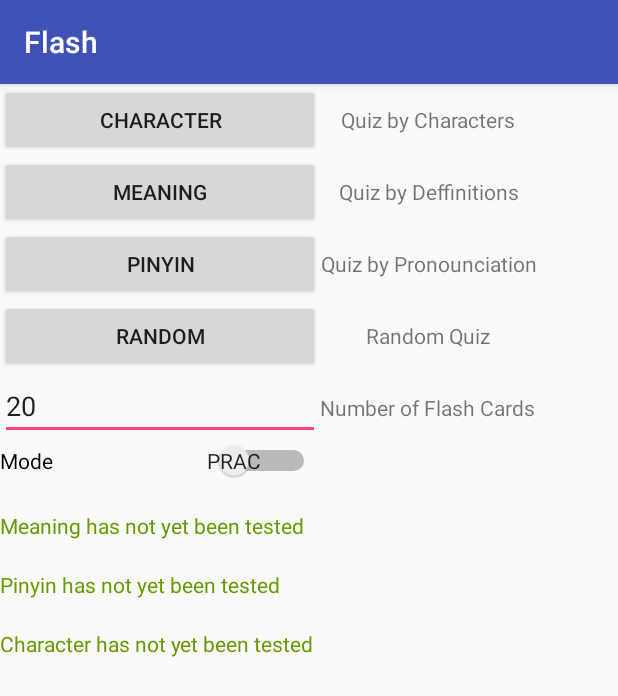
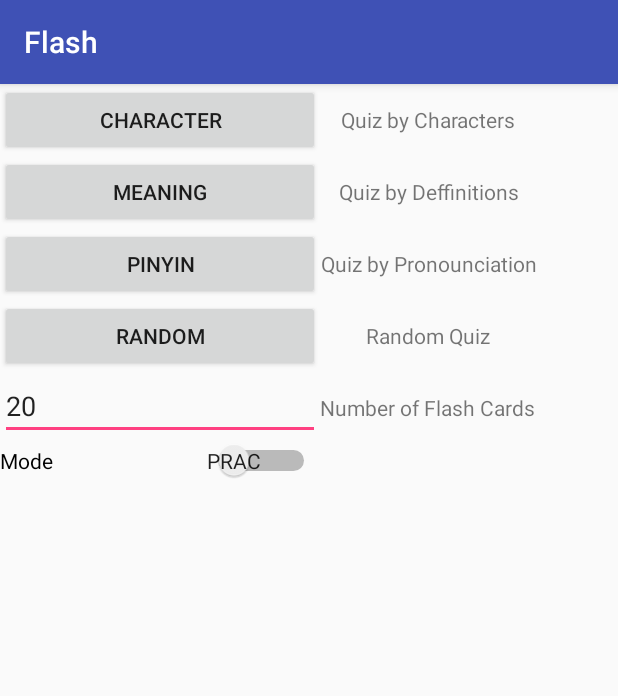
Before and after one commit to DarrenFahy/Flash, an Android app: the screen it shows after launch (MainActivity), on a phone screen of 412 x 824 dp. Shown: the top 696 px of the screen. Run offline under Robolectric (Android 15) with nearby library versions, the phone set to English and light mode, and no system bars.

Commit message:
More cosmetic changes

```diff
--- a/app/src/main/java/cosc150/flash/MainActivity.java
+++ b/app/src/main/java/cosc150/flash/MainActivity.java
@@ -18,39 +18,39 @@ import java.util.Arrays;
 import java.util.List;
 import java.util.Vector;
 
-/*
-*   What we still need to do:
-*
-*       If statement before loading files--if the disk file is there, load cards and results from file
-*       Else, load from web
-*
-*
-*       Should we mess with random quiz? Right now it is the same as pinyin?
-*
-*       Remove from dictionary button on the card is in a weird spot. I'm done messing with it
-*       Created a flag for not testing at the top of the quiz function
-*
-*       Add more functions for onPause, onDestroy, onQuit...
-*
-*/
 
 public class MainActivity extends AppCompatActivity
 {
     public static final String EXTRA_MESSAGE = "com.example.myfirstapp.MESSAGE";
-    public static String dictionaryFileName = "flashcardresults.txt";
+    public static String dictionaryFileName = "flashcardresult1.txt";
     public static File file = new File(dictionaryFileName);
     static Vector<FlashCard> set = new Vector<FlashCard>();
     public static long beginTime;
     public static long endTime;
+    public static boolean newGame=true;
 
 
     @Override
     protected void onCreate(Bundle savedInstanceState)
     {
+        System.out.println("In on create--------------");
         super.onCreate(savedInstanceState);
         setContentView(R.layout.activity_main);
+        if (newGame == true)
+        {
             setTimers();
             loadCards();
+        }
+    }
+
+
+
+    @Override
+    public void onResume()
+    {
+        super.onResume();
+        //do nothing for now..
+        System.out.println("In on resume and not onCreate!!!!________------");
     }
 
     public void setTimers()
@@ -63,6 +63,7 @@ public class MainActivity extends AppCompatActivity
 
         TextView lastMeaning = (TextView) findViewById(R.id.lastMeaningTV);
 
+        //I made these textboxes invisible because they were showing the incorrect time sometimes
         if (FlashCard.lastMeaningDate == 0)
             lastMeaning.setText("Meaning has not yet been tested");
         else
@@ -81,31 +82,32 @@ public class MainActivity extends AppCompatActivity
         else
             lastChar.setText("Last Character quiz was " + (timeSinceChar/1000) + " minutes ago");
 
-    }
+    }//end setTimers
 
-
-    public void loadCards() {
-        try {
-            FileInputStream fis = openFileInput(MainActivity.dictionaryFileName);
-            if (fis.getFD() != null)
+    //We had a tough time with the loadCards functions. It got the cards from the website
+    //but was unable to upload them from a file
+    public void loadCards()
     {
-                //FileInputStream fis = openFileInput(MainActivity.dictionaryFileName);
-                ObjectInputStream ois = new ObjectInputStream(fis);
-                //if(!openFileInput(MainActivity.dictionaryFileName).equals(null))
-                System.out.println("PPPPPPPPPPPPPPPPPPPPPPPPPPPPPPPPPPPPPPPPPPPPPPPPPPPPPPPP----");
-
-                while (ois.readObject() != null) {
-                    System.out.println("EEEEEEEEEEEEEEEEEEEEEEEEEEEEEEEEEEEEEEEEEEEEEEEEEEEE----");
-
-                    FlashCard test = (FlashCard) ois.readObject();
-                    System.out.println("Opening results:     " + test + "]]]]]]]]]]]]]]]]]]]]]]]]]]]]]]]]]]]]]]]]]]]");//.getMeaning());
-                    set.add(test);
-
-                }
-                fis.close();
-            }
-            else
-            {
+//        try {
+//            String filePath = getFilesDir().getPath() + dictionaryFileName;
+//            File file = new File(filePath);
+//
+//            if (file.exists() == true)
+//            {
+//                FileInputStream fis = openFileInput(MainActivity.dictionaryFileName);
+//                //FileInputStream fis = openFileInput(MainActivity.dictionaryFileName);
+//                ObjectInputStream ois = new ObjectInputStream(fis);
+//
+//                while (ois.readObject() != null) {
+//
+//                    FlashCard test = (FlashCard) ois.readObject();
+//                    set.add(test);
+//
+//                }
+//                fis.close();
+//            }
+//            else
+//            {
                 //System.out.println("in import cards");
                 View v;
                 Thread t = new Thread(
@@ -144,14 +146,10 @@ public class MainActivity extends AppCompatActivity
                         }//end run()
                     }//end runable()
                 );
-                //System.out.println("made it here????????");
                 t.start();//end thead*/
-                // }
-
-            }
-        } catch (Exception e) {System.out.print("Problem reading in data " + e);}
-
-    }
+//            }
+//        } catch (Exception e) {System.out.print("Problem reading in data " + e);}
+    }//end load cards function
 
 
     public void beginQuiz(View view)
@@ -196,5 +194,4 @@ public class MainActivity extends AppCompatActivity
         intent.putExtras(extras);
         startActivity(intent);
     }
-
 }
--- a/app/src/main/res/layout/activity_main.xml
+++ b/app/src/main/res/layout/activity_main.xml
@@ -143,7 +143,8 @@
                 android:paddingBottom="10dp"
                 android:paddingTop="20dp"
                 android:text="last meaning"
-                android:textColor="@android:color/holo_green_dark" />
+                android:textColor="@android:color/holo_green_dark"
+                android:visibility="invisible" />
 
         </TableRow>
 
@@ -158,7 +159,8 @@
                 android:paddingBottom="10dp"
                 android:paddingTop="10dp"
                 android:text="last pinyin"
-                android:textColor="@android:color/holo_green_dark" />
+                android:textColor="@android:color/holo_green_dark"
+                android:visibility="invisible" />
 
         </TableRow>
 
@@ -173,7 +175,8 @@
                 android:paddingBottom="20dp"
                 android:paddingTop="10dp"
                 android:text="last char"
-                android:textColor="@android:color/holo_green_dark" />
+                android:textColor="@android:color/holo_green_dark"
+                android:visibility="invisible" />
 
         </TableRow>
 
```
Also changed, not shown: app/src/main/java/cosc150/flash/FlashCard.java (+1 -6 lines), app/src/main/java/cosc150/flash/Main2Activity.java (+3 -11 lines), app/src/main/java/cosc150/flash/Main3Activity.java (+5 -5 lines). Lines whose indentation alone changed are shown as unchanged.
